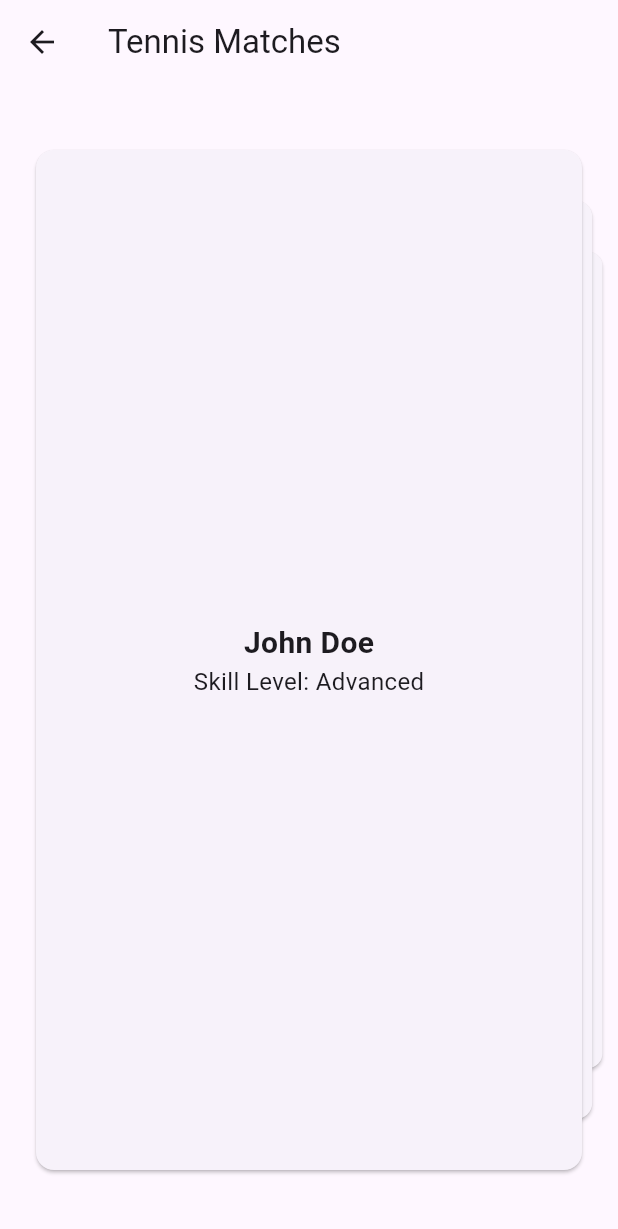
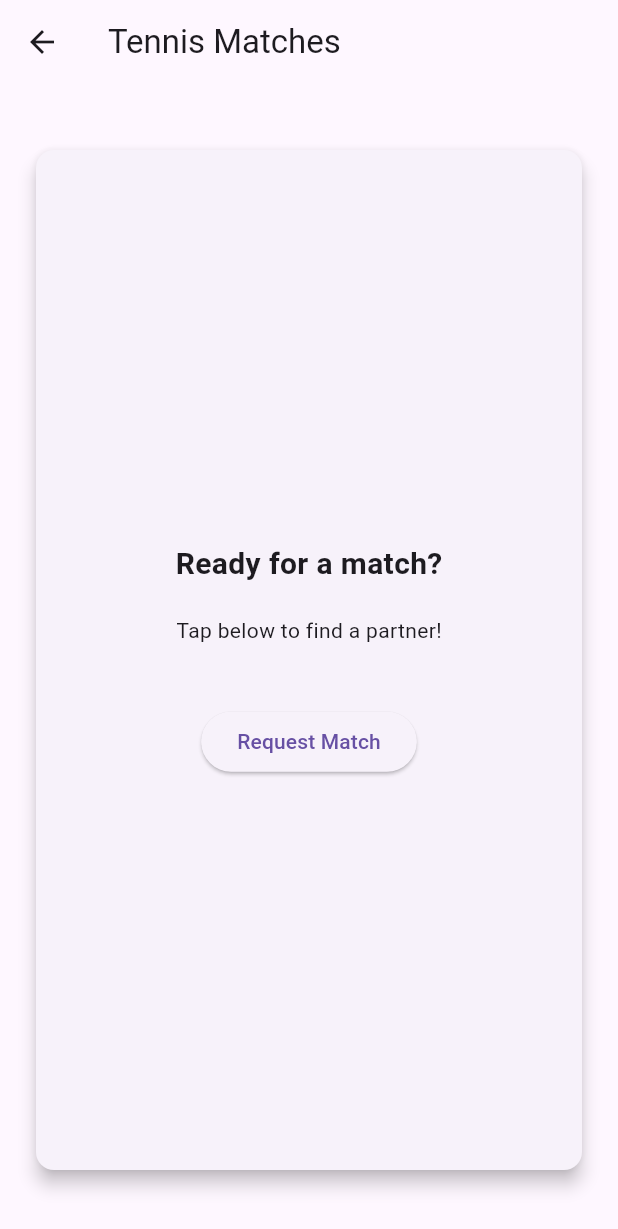
Before and after one commit to JolUpHoSoIn-sd24/tennisfunapp, a Flutter app: the MatchInfoScreen screen opened directly, on a phone screen of 412 x 824 dp. Shown: the top 1229 px of the screen. Run offline on Flutter 3.47's test engine with Material 3 defaults, Android fonts, the phone set to English and light mode, and no system bars; drawn by our look-alikes of flutter_card_swiper; our stand-ins replace shared_preferences; accounts and stored records are empty.

Commit message:
feat: Match request

```diff
--- /dev/null
+++ b/lib/components/prompt_card.dart
@@ -0,0 +1,37 @@
+import 'package:flutter/material.dart';
+import 'package:tennisfunapp/models/candidate_model.dart';
+
+class PromptCard extends StatelessWidget {
+  final CandidateModel candidate;
+  final VoidCallback onMatchRequest;
+
+  const PromptCard(
+      {Key? key, required this.candidate, required this.onMatchRequest})
+      : super(key: key);
+
+  @override
+  Widget build(BuildContext context) {
+    return Card(
+      elevation: 5,
+      child: Padding(
+        padding: const EdgeInsets.all(20),
+        child: Column(
+          mainAxisAlignment: MainAxisAlignment.center,
+          children: [
+            Text(
+              candidate.name,
+              style: TextStyle(fontSize: 20, fontWeight: FontWeight.bold),
+            ),
+            SizedBox(height: 20),
+            Text(candidate.skillLevel),
+            SizedBox(height: 40),
+            ElevatedButton(
+              onPressed: onMatchRequest,
+              child: Text('Request Match'),
+            )
+          ],
+        ),
+      ),
+    );
+  }
+}
--- a/lib/main.dart
+++ b/lib/main.dart
@@ -1,6 +1,7 @@
 import 'package:flutter/material.dart';
 import 'package:tennisfunapp/screens/home/home_screen.dart';
 import 'package:tennisfunapp/screens/login/login_screen.dart';
+import 'package:tennisfunapp/screens/match/request_matching_page.dart';
 import 'package:tennisfunapp/screens/signup/sign_up_done_screen.dart';
 import 'package:tennisfunapp/screens/signup/sign_up_screen.dart';
 import 'package:tennisfunapp/services/auth_service.dart';
@@ -27,6 +28,7 @@ class MyApp extends StatelessWidget {
             } else {
               // User is not logged in, send them to the login screen
               return LoginScreen();
+              //return HomeScreen();
             }
           } else {
             // While checking the login state, show a loading spinner
@@ -43,6 +45,7 @@ class MyApp extends StatelessWidget {
         '/signupSuccess': (context) => SignUpDoneScreen(),
         '/signup': (context) => SignUpScreen(),
         '/login': (context) => LoginScreen(),
+        '/match-request': (context) => const RequestMatchingPage(),
       },
     );
   }
--- a/lib/models/candidate_model.dart
+++ b/lib/models/candidate_model.dart
@@ -1,6 +1,8 @@
 class CandidateModel {
   final String name;
   final String skillLevel;
+  bool isPrompt;
 
-  CandidateModel({required this.name, required this.skillLevel});
+  CandidateModel(
+      {required this.name, required this.skillLevel, this.isPrompt = false});
 }
--- a/lib/screens/match/match_info_screen.dart
+++ b/lib/screens/match/match_info_screen.dart
@@ -2,6 +2,7 @@ import 'package:flutter/material.dart';
 import 'package:flutter_card_swiper/flutter_card_swiper.dart';
 import 'package:tennisfunapp/models/candidate_model.dart';
 import 'package:tennisfunapp/components/candidate_card.dart';
+import 'package:tennisfunapp/components/prompt_card.dart';
 
 class MatchInfoScreen extends StatefulWidget {
   const MatchInfoScreen({Key? key}) : super(key: key);
@@ -12,20 +13,51 @@ class MatchInfoScreen extends StatefulWidget {
 
 class _TennisMatchScreenState extends State<MatchInfoScreen> {
   final CardSwiperController controller = CardSwiperController();
+
   final List<CandidateModel> candidates = [
     CandidateModel(name: "John Doe", skillLevel: "Advanced"),
     CandidateModel(name: "Jane Smith", skillLevel: "Intermediate"),
     CandidateModel(name: "Richard Roe", skillLevel: "Beginner"),
-    // 추가 플레이어 정보를 여기에 넣어주세요.
   ];
-  late final List<Widget> cards;
+
+  final List<CandidateModel> prompt = [
+    CandidateModel(
+        name: "Ready for a match?",
+        skillLevel: "Tap below to find a partner!",
+        isPrompt: true),
+  ];
+
+  late List<Widget> cards;
 
   @override
   void initState() {
     super.initState();
-    cards = candidates
-        .map((candidate) => CandidateCard(candidate: candidate))
-        .toList();
+    // 여기에 조건을 추가하여 candidates 또는 prompt를 선택하도록 합니다.
+    bool isMatchRequestNeeded = true;
+    List<CandidateModel> selectedList =
+        isMatchRequestNeeded ? prompt : candidates;
+
+    // 리스트가 비어 있을 경우 기본 카드를 추가
+    if (selectedList.isEmpty) {
+      selectedList = [
+        CandidateModel(
+            name: "No candidates available",
+            skillLevel: "Please check back later!",
+            isPrompt: true),
+      ];
+    }
+
+    cards = selectedList.map((candidate) {
+      if (candidate.isPrompt) {
+        return PromptCard(
+            candidate: candidate,
+            onMatchRequest: () {
+              Navigator.pushNamed(context, '/match-request');
+            });
+      } else {
+        return CandidateCard(candidate: candidate);
+      }
+    }).toList();
   }
 
   @override
@@ -47,7 +79,7 @@ class _TennisMatchScreenState extends State<MatchInfoScreen> {
           cardBuilder: (context, index, _, __) {
             final screenWidth = MediaQuery.of(context).size.width;
             return Container(
-              width: screenWidth - 40, // 화면 너비에서 40px 감소 (좌우 20px씩)
+              width: screenWidth - 40,
               child: cards[index],
             );
           },
@@ -60,7 +92,7 @@ class _TennisMatchScreenState extends State<MatchInfoScreen> {
                 'Undo swipe on card $index, which was swiped $direction');
             return true;
           },
-          numberOfCardsDisplayed: 3,
+          numberOfCardsDisplayed: cards.length >= 3 ? 3 : cards.length,
           backCardOffset: const Offset(25, 0),
           padding: const EdgeInsets.symmetric(horizontal: 20, vertical: 40),
           scale: 0.9,
```
Also changed, not shown: lib/screens/match/request_matching_page.dart (added, +380 -0 lines), lib/services/match_api_service.dart (added, +34 -0 lines).
